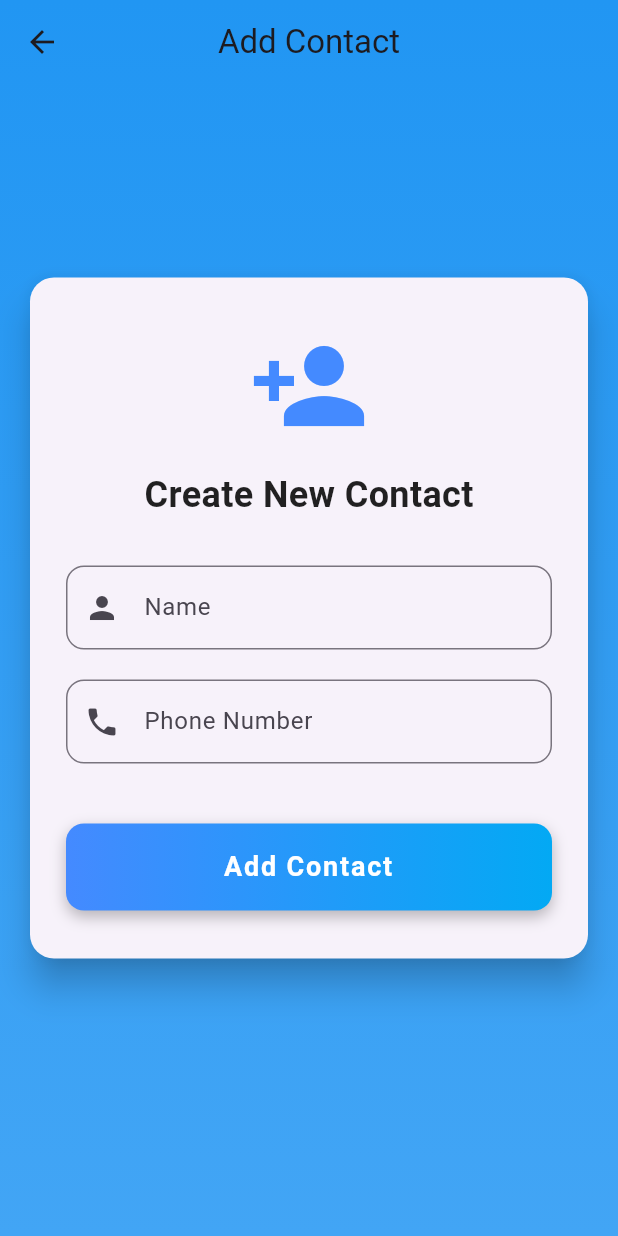
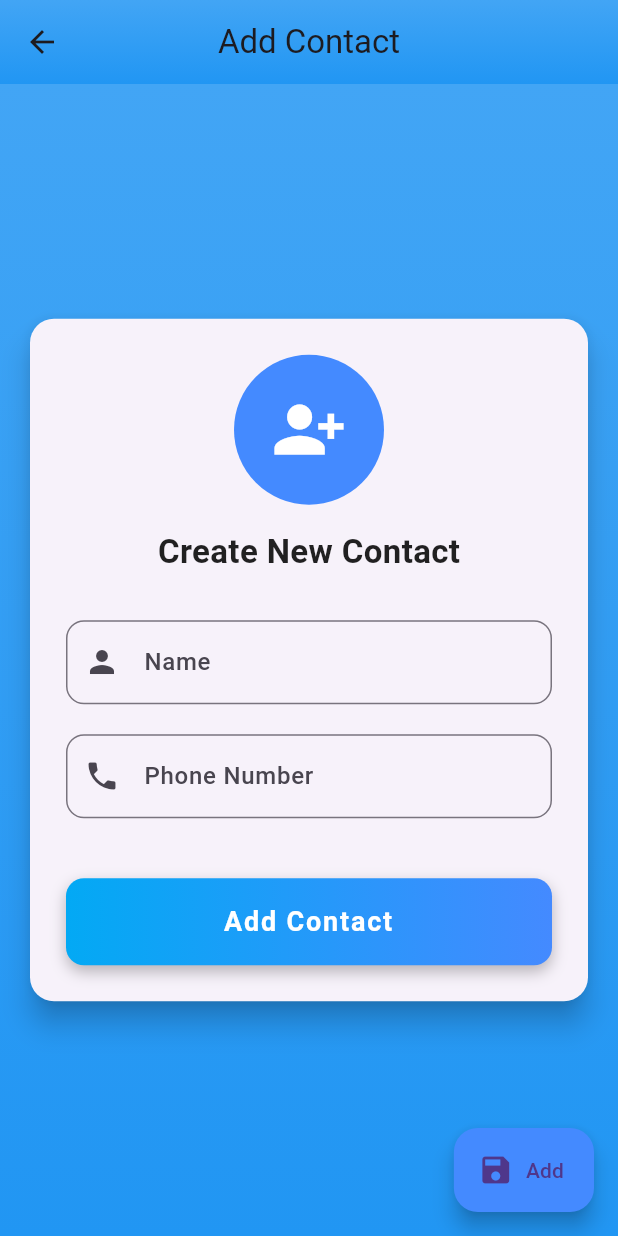
Before and after one commit to keerthana2331/sqlite, a Flutter app: the screen it shows after launch, after a tap on "Add Contact", on a phone screen of 412 x 824 dp. Run offline on Flutter 3.47's test engine with Material 3 defaults, Android fonts, the phone set to English and light mode, and no system bars; our stand-ins replace sqflite; accounts and stored records are empty.

Commit message:
made some changes into it

```diff
--- a/lib/edit_contact.dart
+++ b/lib/edit_contact.dart
@@ -36,7 +36,7 @@ class EditContactScreen extends StatelessWidget {
       if (nameController.text.trim().isEmpty ||
           validatePhoneNumber(context, phoneController.text) != null) {
         ScaffoldMessenger.of(context).showSnackBar(const SnackBar(
-          content: Text('Please correct the errors'),
+          content: Text('Number already exists'),
           backgroundColor: Colors.red,
         ));
         return;
@@ -61,17 +61,24 @@ class EditContactScreen extends StatelessWidget {
     }
 
     return Scaffold(
-      extendBodyBehindAppBar: true,
       appBar: AppBar(
         title: Text(contact != null ? 'Edit Contact' : 'Add Contact'),
         centerTitle: true,
-        backgroundColor: Colors.transparent,
+        flexibleSpace: Container(
+          decoration: const BoxDecoration(
+            gradient: LinearGradient(
+              colors: [Color(0xFF42A5F5), Color(0xFF2196F3)],
+              begin: Alignment.topCenter,
+              end: Alignment.bottomCenter,
+            ),
+          ),
+        ),
         elevation: 0,
       ),
       body: Container(
         decoration: const BoxDecoration(
           gradient: LinearGradient(
-            colors: [Color(0xFF2196F3), Color(0xFF42A5F5)],
+            colors: [Color(0xFF42A5F5), Color(0xFF2196F3)],
             begin: Alignment.topCenter,
             end: Alignment.bottomCenter,
           ),
@@ -81,27 +88,33 @@ class EditContactScreen extends StatelessWidget {
             child: Padding(
               padding: const EdgeInsets.all(16.0),
               child: Card(
-                elevation: 10,
+                elevation: 8,
                 shape: RoundedRectangleBorder(
                   borderRadius: BorderRadius.circular(16),
                 ),
                 child: Padding(
-                  padding:
-                      const EdgeInsets.symmetric(vertical: 32, horizontal: 24),
+                  padding: const EdgeInsets.all(24.0),
                   child: Column(
                     crossAxisAlignment: CrossAxisAlignment.stretch,
                     children: [
                       Column(
                         children: [
-                          const Icon(Icons.person_add,
-                              size: 80, color: Colors.blueAccent),
+                          const CircleAvatar(
+                            radius: 50,
+                            backgroundColor: Colors.blueAccent,
+                            child: Icon(
+                              Icons.person_add_alt_1,
+                              size: 50,
+                              color: Colors.white,
+                            ),
+                          ),
                           const SizedBox(height: 16),
                           Text(
                             contact == null
                                 ? 'Create New Contact'
                                 : 'Update Contact',
                             style: const TextStyle(
-                              fontSize: 24,
+                              fontSize: 22,
                               fontWeight: FontWeight.bold,
                               color: Colors.black87,
                             ),
@@ -148,19 +161,14 @@ class EditContactScreen extends StatelessWidget {
                         ),
                       ),
                       const SizedBox(height: 40),
-                      GestureDetector(
+                      InkWell(
                         onTap: () => saveContact(context),
-                        child: AnimatedScale(
-                          scale: 1.0,
-                          duration: const Duration(milliseconds: 200),
+                        borderRadius: BorderRadius.circular(12),
                         child: Container(
                           decoration: BoxDecoration(
                             borderRadius: BorderRadius.circular(12),
                             gradient: const LinearGradient(
-                                colors: [
-                                  Colors.blueAccent,
-                                  Colors.lightBlue,
-                                ],
+                              colors: [Colors.lightBlue, Colors.blueAccent],
                             ),
                             boxShadow: const [
                               BoxShadow(
@@ -185,7 +193,6 @@ class EditContactScreen extends StatelessWidget {
                           ),
                         ),
                       ),
-                      ),
                     ],
                   ),
                 ),
@@ -194,6 +201,12 @@ class EditContactScreen extends StatelessWidget {
           ),
         ),
       ),
+      floatingActionButton: FloatingActionButton.extended(
+        onPressed: () => saveContact(context),
+        label: Text(contact == null ? 'Add' : 'Save'),
+        icon: const Icon(Icons.save),
+        backgroundColor: Colors.blueAccent,
+      ),
     );
   }
 }
--- a/lib/main.dart
+++ b/lib/main.dart
@@ -20,12 +20,15 @@ class MyApp extends StatelessWidget {
     return MaterialApp(
       title: 'SQLite Contact Manager',
       theme: ThemeData(
-        primarySwatch: Colors.blue,
+        primarySwatch: Colors.indigo,
         scaffoldBackgroundColor: Colors.grey.shade100,
         appBarTheme: const AppBarTheme(
-          elevation: 4,
-          backgroundColor: Colors.blueAccent,
+          elevation: 0,
+          backgroundColor: Colors.indigo,
           centerTitle: true,
+        ),
+        textTheme: const TextTheme(
+          bodyLarge: TextStyle(fontSize: 16, fontWeight: FontWeight.w500),
         ),
       ),
       debugShowCheckedModeBanner: false,
@@ -44,18 +47,18 @@ class ContactListScreen extends StatelessWidget {
     return Scaffold(
       appBar: AppBar(
         title: const Text(
-          'My Contacts',
+          'Contacts',
           style: TextStyle(fontWeight: FontWeight.bold, letterSpacing: 1.2),
         ),
       ),
       body: provider.contacts.isEmpty
-          ? buildEmptyState()
+          ? _buildEmptyState()
           : ListView.builder(
               padding: const EdgeInsets.symmetric(vertical: 8, horizontal: 12),
               itemCount: provider.contacts.length,
               itemBuilder: (context, index) {
                 final contact = provider.contacts[index];
-                return buildContactCard(context, provider, contact);
+                return _buildContactCard(context, provider, contact);
               },
             ),
       floatingActionButton: FloatingActionButton.extended(
@@ -69,33 +72,27 @@ class ContactListScreen extends StatelessWidget {
         },
         label: const Text('Add Contact'),
         icon: const Icon(Icons.add),
-        backgroundColor: Colors.blueAccent,
+        backgroundColor: Colors.indigo,
       ),
     );
   }
 
-  Widget buildEmptyState() {
+  Widget _buildEmptyState() {
   return Center(
     child: Column(
       mainAxisSize: MainAxisSize.min,
       children: [
-          Icon(
-            Icons.contact_page,
-            size: 100,
-            color: Colors.blueAccent.withOpacity(0.7),
-          ),
-          const SizedBox(height: 16),
         const Text(
-            'No Contacts Yet!',
+          'No Contacts Found!',
           style: TextStyle(
             fontSize: 20,
             fontWeight: FontWeight.bold,
-              color: Colors.grey,
+            color: Colors.indigo,
           ),
         ),
         const SizedBox(height: 8),
         const Text(
-            'Tap the + button to add new contacts.',
+          'Tap the + button to create a new contact.',
           style: TextStyle(fontSize: 16, color: Colors.grey),
         ),
       ],
@@ -103,14 +100,15 @@ class ContactListScreen extends StatelessWidget {
   );
 }
 
-  Widget buildContactCard(
+
+  Widget _buildContactCard(
       BuildContext context, ContactProvider provider, dynamic contact) {
     return Card(
-      shape: RoundedRectangleBorder(borderRadius: BorderRadius.circular(12)),
-      elevation: 4,
+      shape: RoundedRectangleBorder(borderRadius: BorderRadius.circular(16)),
       margin: const EdgeInsets.symmetric(vertical: 8),
+      elevation: 3,
       child: InkWell(
-        borderRadius: BorderRadius.circular(12),
+        borderRadius: BorderRadius.circular(16),
         onTap: () {
           ScaffoldMessenger.of(context).showSnackBar(
             SnackBar(
@@ -120,12 +118,12 @@ class ContactListScreen extends StatelessWidget {
           );
         },
         child: Padding(
-          padding: const EdgeInsets.symmetric(vertical: 12, horizontal: 16),
+          padding: const EdgeInsets.all(16.0),
           child: Row(
             children: [
               CircleAvatar(
                 radius: 28,
-                backgroundColor: Colors.blueAccent.shade100,
+                backgroundColor: Colors.indigo.shade100,
                 child: Text(
                   contact.name.isNotEmpty ? contact.name[0].toUpperCase() : '?',
                   style: const TextStyle(
@@ -159,7 +157,7 @@ class ContactListScreen extends StatelessWidget {
                 ),
               ),
               IconButton(
-                icon: const Icon(Icons.edit, color: Colors.blueAccent),
+                icon: const Icon(Icons.edit, color: Colors.indigo),
                 onPressed: () {
                   Navigator.push(
                     context,
@@ -171,8 +169,9 @@ class ContactListScreen extends StatelessWidget {
               ),
               IconButton(
                 icon: const Icon(Icons.delete, color: Colors.redAccent),
-                onPressed: () =>
-                    showDeleteConfirmation(context, provider, contact.id!),
+                onPressed: () {
+                  _showDeleteConfirmation(context, provider, contact.id!);
+                },
               ),
             ],
           ),
@@ -181,14 +180,14 @@ class ContactListScreen extends StatelessWidget {
     );
   }
 
-  void showDeleteConfirmation(
+  void _showDeleteConfirmation(
       BuildContext context, ContactProvider provider, int contactId) {
     showDialog(
       context: context,
       builder: (context) {
         return AlertDialog(
           shape: RoundedRectangleBorder(
-            borderRadius: BorderRadius.circular(12),
+            borderRadius: BorderRadius.circular(16),
           ),
           title: const Text('Delete Contact'),
           content: const Text(
@@ -199,12 +198,14 @@ class ContactListScreen extends StatelessWidget {
               onPressed: () => Navigator.pop(context),
               child: const Text('Cancel'),
             ),
-            TextButton(
+            ElevatedButton(
               onPressed: () {
                 provider.deleteContact(contactId);
                 Navigator.pop(context);
               },
-              style: TextButton.styleFrom(foregroundColor: Colors.redAccent),
+              style: ElevatedButton.styleFrom(
+                backgroundColor: Colors.redAccent,
+              ),
               child: const Text('Delete'),
             ),
           ],
```
Also changed, not shown: lib/contact_list.dart (+3 -4 lines). Lines whose indentation alone changed are shown as unchanged.
